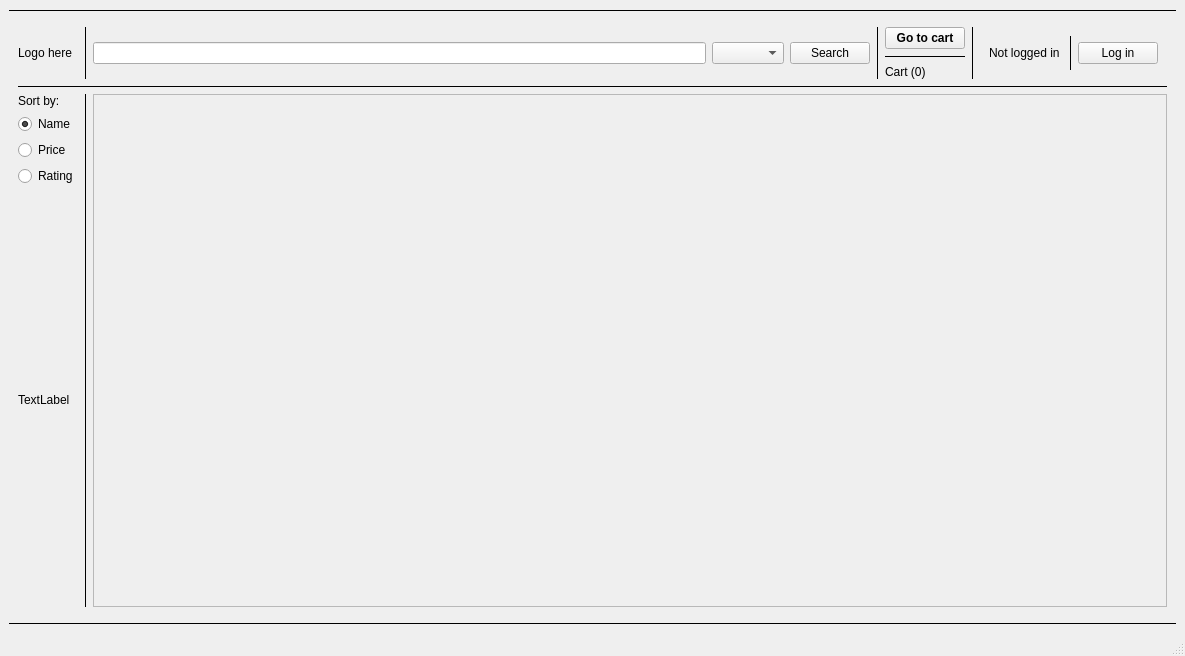
Qt form project/mainwindow.ui (hnowakowski/Online-shop-simulator) before a commit.
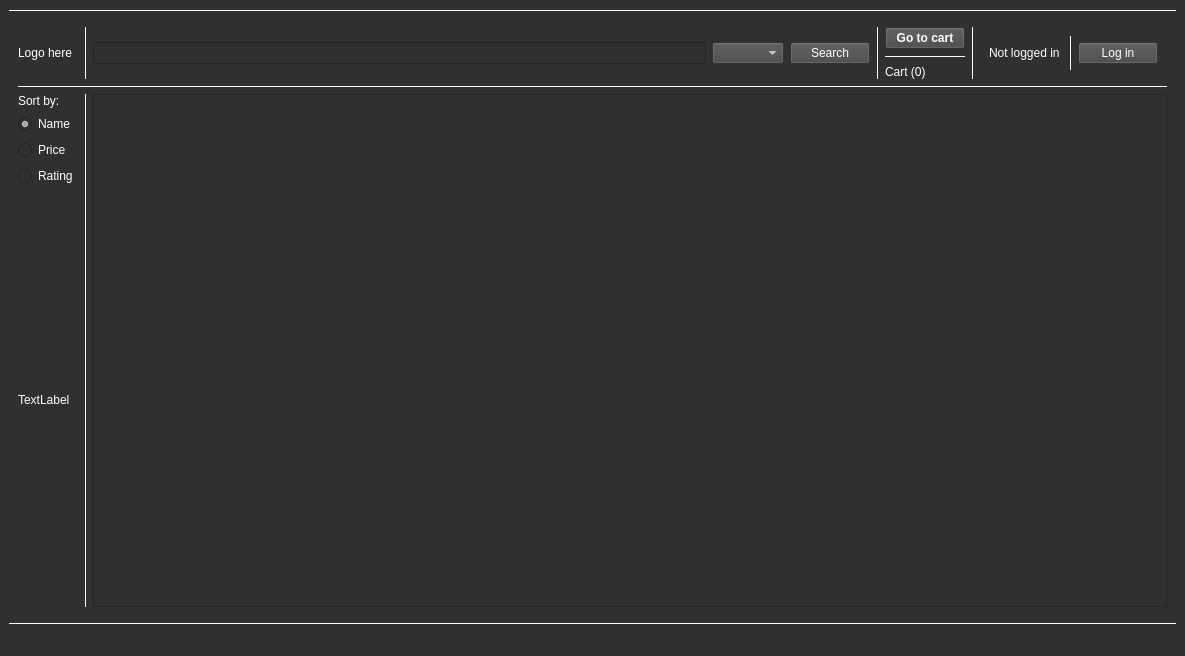
The same form after that commit. The open tabs and pages were chosen to show the change.

Commit message: Change the color css and add app icon

Patch:
```diff
--- a/project/mainwindow.ui
+++ b/project/mainwindow.ui
@@ -14,12 +14,23 @@
    <string>The Drip Shop™</string>
   </property>
   <property name="styleSheet">
-   <string notr="true"/>
+   <string notr="true">QWidget{
+background-color: rgb(48, 48, 48);
+color: white;
+}
+
+
+QPushButton, QComboBox {
+	background-color: rgb(70, 70, 70);
+}</string>
   </property>
   <widget class="QWidget" name="widgetSiteBody">
    <property name="enabled">
     <bool>true</bool>
    </property>
+   <property name="styleSheet">
+    <string notr="true"/>
+   </property>
    <layout class="QVBoxLayout" name="verticalLayout">
     <item>
      <widget class="Line" name="line_12">
```
Left out of the diff: 2 changed lines with no effect on the pictures. The commit also changes 5 other files.
